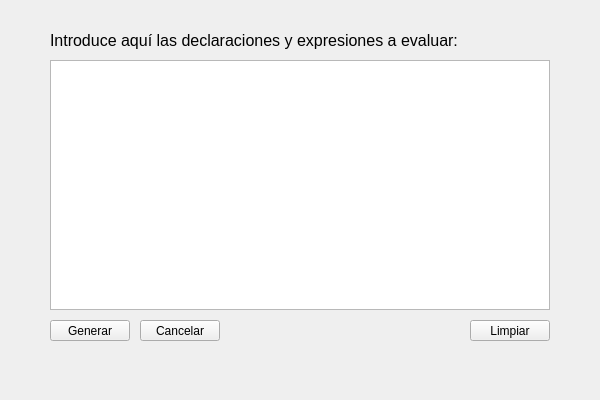
Qt form generararchivo.ui (josearg150/AnalizadorSintactico) before a commit.
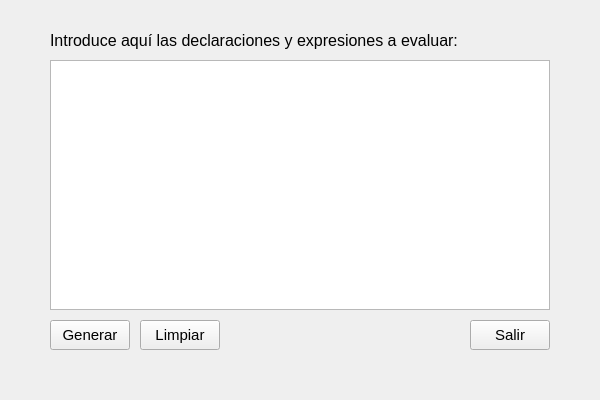
The same form after that commit.

Patch:
```diff
--- a/generararchivo.ui
+++ b/generararchivo.ui
@@ -28,41 +28,59 @@
     </font>
    </property>
   </widget>
-  <widget class="QPushButton" name="pushButton">
-   <property name="geometry">
-    <rect>
-     <x>470</x>
-     <y>320</y>
-     <width>80</width>
-     <height>21</height>
-    </rect>
-   </property>
-   <property name="text">
-    <string>Limpiar</string>
-   </property>
-  </widget>
-  <widget class="QPushButton" name="pushButton_2">
+  <widget class="QPushButton" name="btnLimpiar">
    <property name="geometry">
     <rect>
      <x>140</x>
      <y>320</y>
      <width>80</width>
-     <height>21</height>
+     <height>30</height>
     </rect>
    </property>
+   <property name="font">
+    <font>
+     <family>Segoe UI</family>
+     <pointsize>11</pointsize>
+    </font>
+   </property>
    <property name="text">
-    <string>Cancelar</string>
+    <string>Limpiar</string>
    </property>
   </widget>
-  <widget class="QPushButton" name="pushButton_3">
+  <widget class="QPushButton" name="btnCancelar">
+   <property name="geometry">
+    <rect>
+     <x>470</x>
+     <y>320</y>
+     <width>80</width>
+     <height>30</height>
+    </rect>
+   </property>
+   <property name="font">
+    <font>
+     <family>Segoe UI</family>
+     <pointsize>11</pointsize>
+    </font>
+   </property>
+   <property name="text">
+    <string>Salir</string>
+   </property>
+  </widget>
+  <widget class="QPushButton" name="btnGenerar">
    <property name="geometry">
     <rect>
      <x>50</x>
      <y>320</y>
      <width>80</width>
-     <height>21</height>
+     <height>30</height>
     </rect>
    </property>
+   <property name="font">
+    <font>
+     <family>Segoe UI</family>
+     <pointsize>11</pointsize>
+    </font>
+   </property>
    <property name="text">
     <string>Generar</string>
    </property>
```
Left out of the diff: 7 changed lines with no effect on the pictures.
